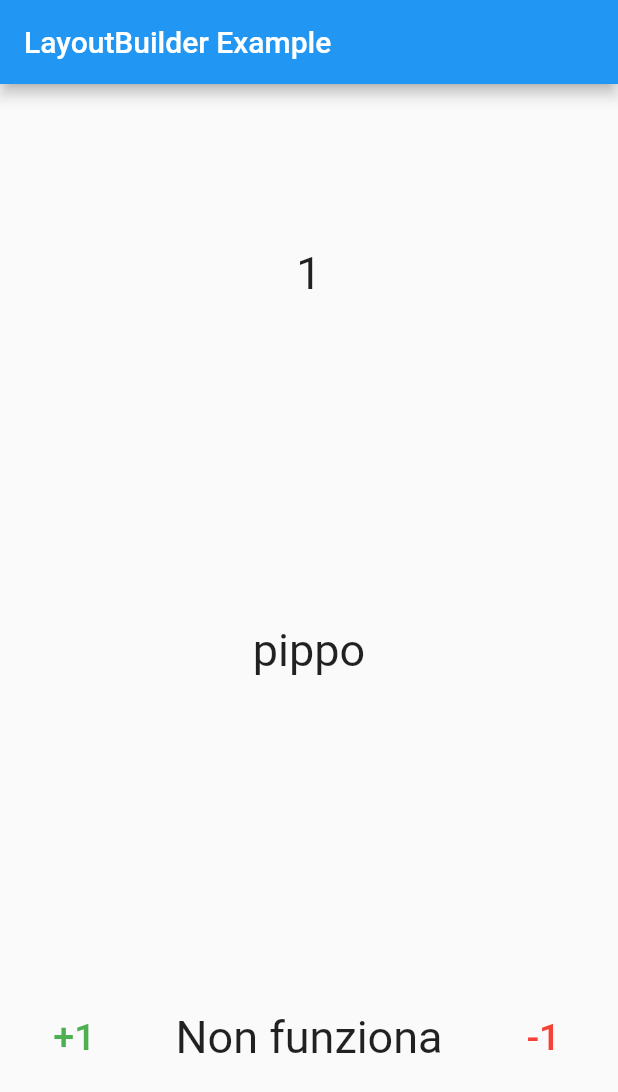
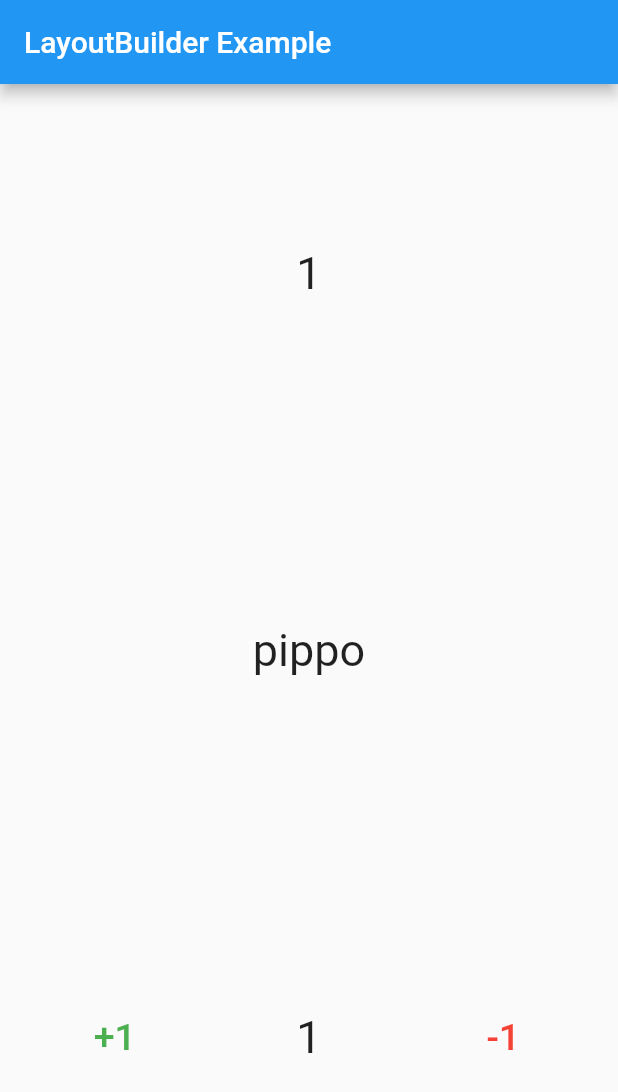
Before and after one commit to borsettoantonio/mysample, a Flutter app: the screen it shows after launch, after a tap on "+1", on a phone screen of 412 x 824 dp. Shown: the top 1092 px of the screen. Run offline on Flutter 3.47's test engine with Material 2 defaults, Android fonts, the phone set to English and light mode, and no system bars.

```diff
--- a/lib/main.dart
+++ b/lib/main.dart
@@ -34,7 +34,6 @@ class DemoPage extends StatelessWidget {
           child: Column(
             mainAxisAlignment: MainAxisAlignment.spaceAround,
             children: [
-              //WidgetB(s: "${counter.currentCount}"),
               WidgetB(),
               WidgetC(),
               Row(
@@ -44,10 +43,12 @@ class DemoPage extends StatelessWidget {
                       onPressed: () => counter.increment(),
                       child: const Text("+1",
                           style: TextStyle(color: Colors.green, fontSize: 25))),
-                  Text("Non funziona",
-                      style: const TextStyle(
-                        fontSize: 30,
-                      )),
+                  Consumer<CounterModel>(builder: (_, value, __) {
+                    return Text("${value.currentCount}",
+                        style: const TextStyle(
+                          fontSize: 30,
+                        ));
+                  }),
                   TextButton(
                       onPressed: counter.decrement,
                       child: const Text("-1",
@@ -61,19 +62,18 @@ class DemoPage extends StatelessWidget {
 }
 
 class WidgetB extends StatelessWidget {
-  //const WidgetB({super.key, required this.s});
-  //final String s;
-
   const WidgetB({super.key});
 
   @override
   Widget build(BuildContext context) {
     debugPrint("WidgetB");
-    final counter = Provider.of<CounterModel>(context);
-    return Text("${counter.currentCount}",
-        style: const TextStyle(
-          fontSize: 30,
-        ));
+
+    return Consumer<CounterModel>(builder: (_, value, __) {
+      return Text("${value.currentCount}",
+          style: const TextStyle(
+            fontSize: 30,
+          ));
+    });
   }
 }
 
```
Also changed, not shown: 1 other file.
